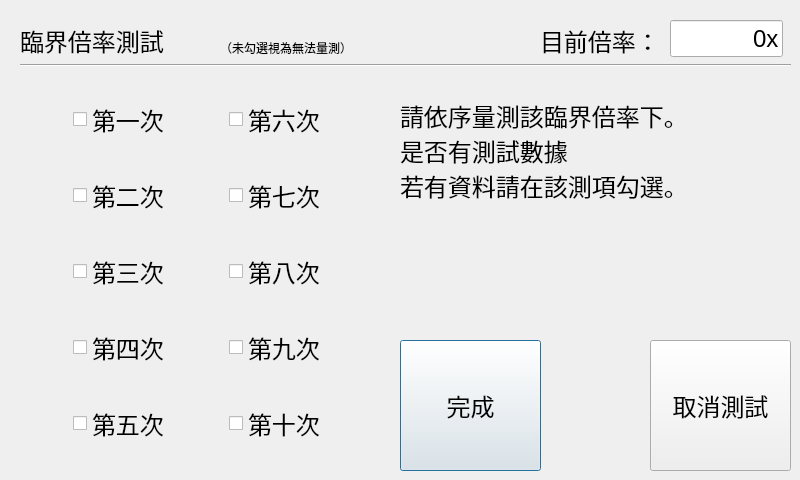
First picture: the form in mnd401/sub_1.ui, repository NUUEO/motor_control, before the edit.
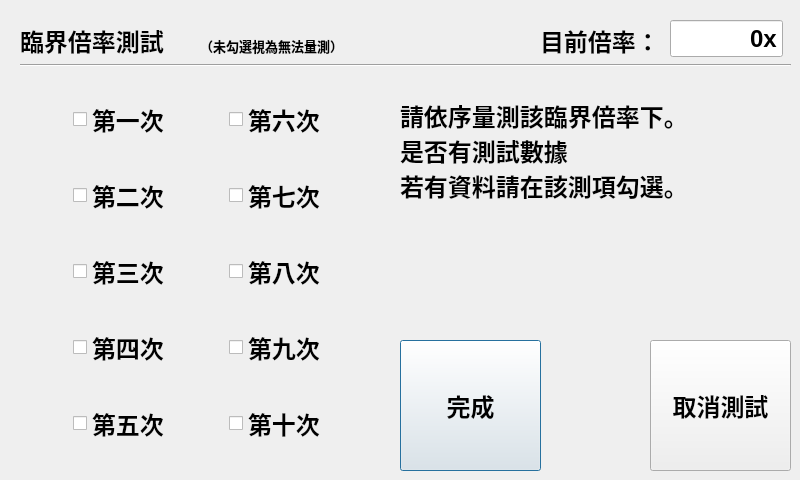
Second picture: the form after the edit.

The edit to the form file:
```diff
--- a/mnd401/sub_1.ui
+++ b/mnd401/sub_1.ui
@@ -33,7 +33,9 @@
       </property>
       <property name="font">
        <font>
+        <family>Microsoft JhengHei UI</family>
         <pointsize>18</pointsize>
+        <bold>true</bold>
        </font>
       </property>
       <property name="text">
@@ -51,7 +53,9 @@
       </property>
       <property name="font">
        <font>
+        <family>Microsoft JhengHei UI</family>
         <pointsize>18</pointsize>
+        <bold>true</bold>
        </font>
       </property>
       <property name="text">
@@ -69,7 +73,9 @@
       </property>
       <property name="font">
        <font>
+        <family>Microsoft JhengHei UI</family>
         <pointsize>18</pointsize>
+        <bold>true</bold>
        </font>
       </property>
       <property name="text">
@@ -87,7 +93,9 @@
       </property>
       <property name="font">
        <font>
+        <family>Microsoft JhengHei UI</family>
         <pointsize>18</pointsize>
+        <bold>true</bold>
        </font>
       </property>
       <property name="text">
@@ -105,7 +113,9 @@
       </property>
       <property name="font">
        <font>
+        <family>Microsoft JhengHei UI</family>
         <pointsize>18</pointsize>
+        <bold>true</bold>
        </font>
       </property>
       <property name="text">
@@ -123,7 +133,9 @@
       </property>
       <property name="font">
        <font>
+        <family>Microsoft JhengHei UI</family>
         <pointsize>18</pointsize>
+        <bold>true</bold>
        </font>
       </property>
       <property name="text">
@@ -141,7 +153,9 @@
       </property>
       <property name="font">
        <font>
+        <family>Microsoft JhengHei UI</family>
         <pointsize>18</pointsize>
+        <bold>true</bold>
        </font>
       </property>
       <property name="text">
@@ -159,7 +173,9 @@
       </property>
       <property name="font">
        <font>
+        <family>Microsoft JhengHei UI</family>
         <pointsize>18</pointsize>
+        <bold>true</bold>
        </font>
       </property>
       <property name="text">
@@ -177,7 +193,9 @@
       </property>
       <property name="font">
        <font>
+        <family>Microsoft JhengHei UI</family>
         <pointsize>18</pointsize>
+        <bold>true</bold>
        </font>
       </property>
       <property name="text">
@@ -195,7 +213,9 @@
       </property>
       <property name="font">
        <font>
+        <family>Microsoft JhengHei UI</family>
         <pointsize>18</pointsize>
+        <bold>true</bold>
        </font>
       </property>
       <property name="text">
@@ -229,7 +249,9 @@
    </property>
    <property name="font">
     <font>
+     <family>Microsoft JhengHei UI</family>
      <pointsize>18</pointsize>
+     <bold>true</bold>
     </font>
    </property>
    <property name="text">
@@ -247,7 +269,9 @@
    </property>
    <property name="font">
     <font>
+     <family>Microsoft JhengHei UI</family>
      <pointsize>18</pointsize>
+     <bold>true</bold>
     </font>
    </property>
    <property name="text">
@@ -265,7 +289,9 @@
    </property>
    <property name="font">
     <font>
+     <family>Microsoft JhengHei UI</family>
      <pointsize>18</pointsize>
+     <bold>true</bold>
     </font>
    </property>
    <property name="text">
@@ -286,7 +312,9 @@
    </property>
    <property name="font">
     <font>
+     <family>Microsoft JhengHei UI</family>
      <pointsize>18</pointsize>
+     <bold>true</bold>
     </font>
    </property>
    <property name="text">
@@ -304,7 +332,9 @@
    </property>
    <property name="font">
     <font>
+     <family>Microsoft JhengHei UI</family>
      <pointsize>18</pointsize>
+     <bold>true</bold>
     </font>
    </property>
    <property name="text">
@@ -322,7 +352,9 @@
    </property>
    <property name="font">
     <font>
+     <family>Microsoft JhengHei UI</family>
      <pointsize>18</pointsize>
+     <bold>true</bold>
     </font>
    </property>
    <property name="autoFillBackground">
@@ -340,12 +372,19 @@
   <widget class="QLabel" name="label_4">
    <property name="geometry">
     <rect>
-     <x>220</x>
-     <y>40</y>
-     <width>161</width>
-     <height>16</height>
+     <x>200</x>
+     <y>30</y>
+     <width>261</width>
+     <height>31</height>
     </rect>
    </property>
+   <property name="font">
+    <font>
+     <family>Microsoft JhengHei UI</family>
+     <pointsize>10</pointsize>
+     <bold>true</bold>
+    </font>
+   </property>
    <property name="text">
     <string>（未勾選視為無法量測）</string>
    </property>
```
